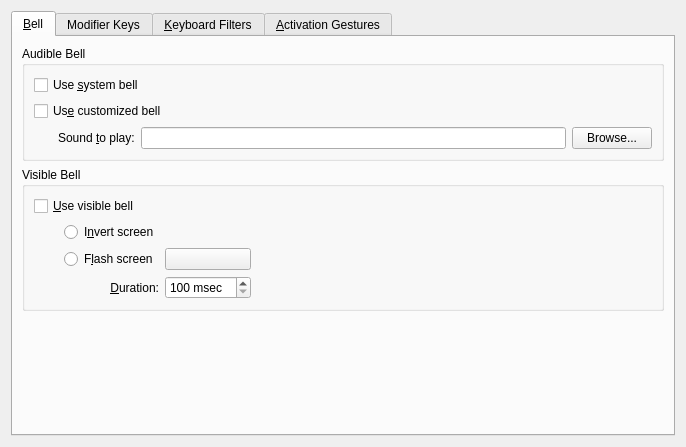
First picture: the form in kcms/access/accessibility.ui, repository Sonic-DE/sonic-desktop-interface, before the edit.
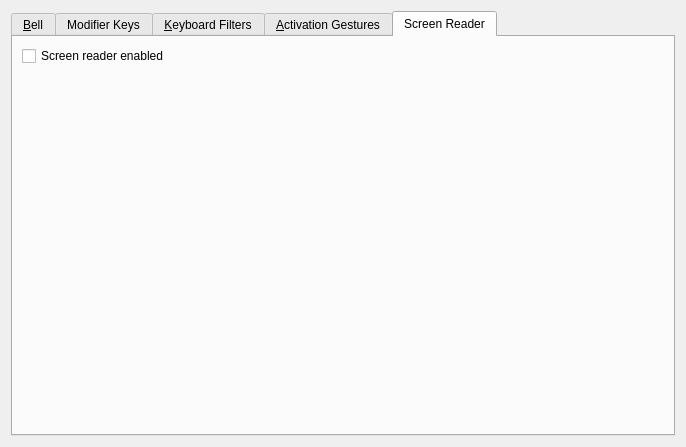
Second picture: the form after the edit. The open tabs and pages were chosen to show the change. Custom widgets are drawn as their Qt base class.

Commit message:
Add screen reader to Accessibility KCM
This patch adds a simple check box to the KCM which enables the screen
reader.
It additionally sets up the default shortcut - Meta-Alt-S which is the
same as in Gnome. Using the same shortcut is of course extremely
important, since blind users rely on an easy way to activeate the screen
reader.

For now the whole process is hard-coded to Orca since there are no real
alternatives for Linux screen readers at the moment.

The gconfig call which disables the screen reader will make Orca exit.
It still needs to be launched manually.

Diff of the .ui file:
```diff
--- a/kcms/access/accessibility.ui
+++ b/kcms/access/accessibility.ui
@@ -743,6 +743,33 @@
        </item>
       </layout>
      </widget>
+     <widget class="QWidget" name="tabScreenReader">
+      <attribute name="title">
+       <string>Screen Reader</string>
+      </attribute>
+      <layout class="QVBoxLayout" name="verticalLayout_15">
+       <item>
+        <widget class="QCheckBox" name="screenReaderEnabled">
+         <property name="text">
+          <string>Screen reader enabled</string>
+         </property>
+        </widget>
+       </item>
+       <item>
+        <spacer name="verticalSpacer_5">
+         <property name="orientation">
+          <enum>Qt::Vertical</enum>
+         </property>
+         <property name="sizeHint" stdset="0">
+          <size>
+           <width>20</width>
+           <height>40</height>
+          </size>
+         </property>
+        </spacer>
+       </item>
+      </layout>
+     </widget>
     </widget>
    </item>
   </layout>
```
The commit also changes 4 other files.
